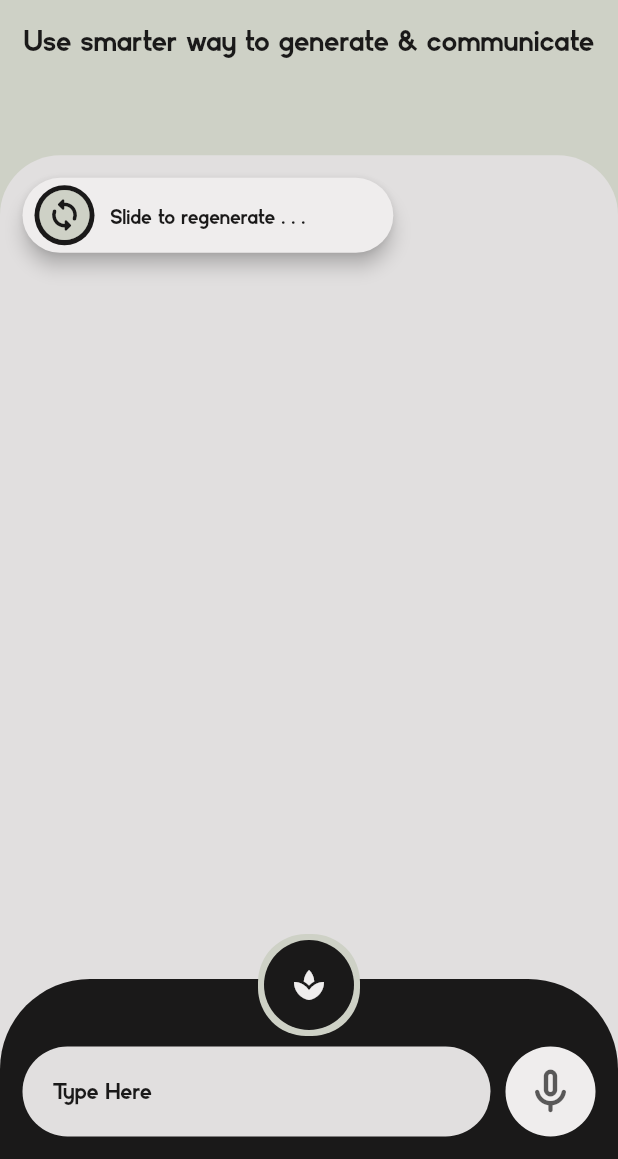
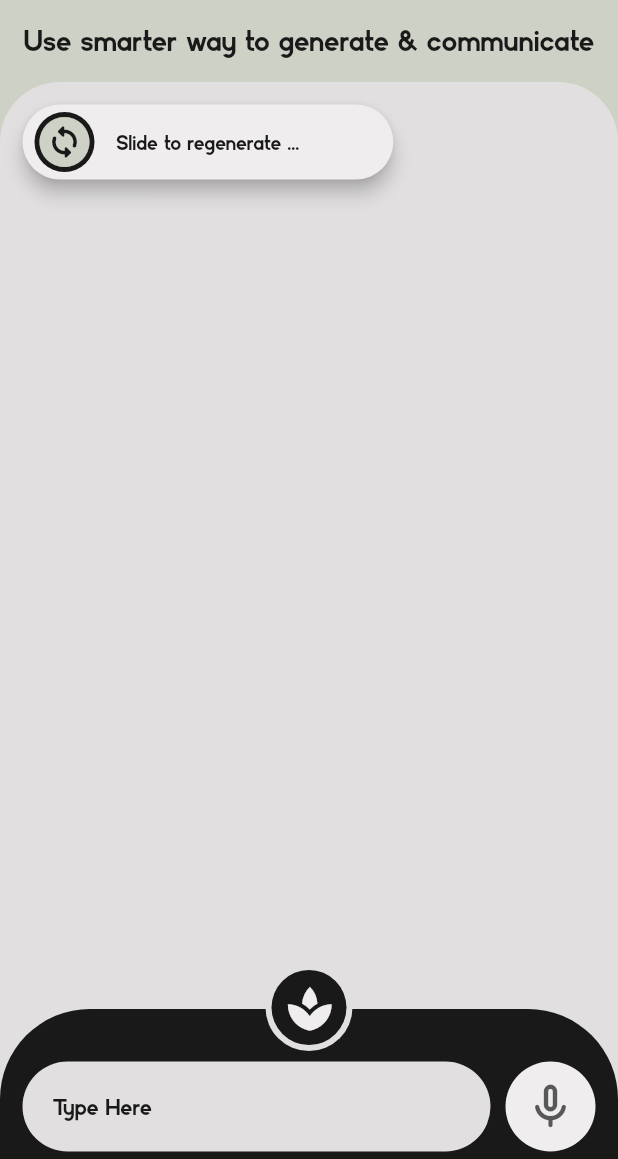
Before and after one commit to HrutujaP/Howie, a Flutter app: the screen it shows after launch, on a phone screen of 412 x 824 dp, the part 77-1236 px from its top. Run offline on Flutter 3.47's test engine with Material 2 defaults, Android fonts, the phone set to English and light mode, and no system bars; drawn by our look-alikes of slide_to_act; our stand-ins replace firebase_core; accounts and stored records are empty.

Commit message:
connected the backend to the chat screen

```diff
--- /dev/null
+++ b/lib/functions.dart
@@ -0,0 +1,35 @@
+import 'dart:convert';
+import 'package:http/http.dart' as http;
+
+Future<String> sendQuery(String query) async {
+  // print(query);
+  var url = 'https://howiebackend.onrender.com/api/query/message';
+
+  var data = {'prompt': query};
+  try {
+    String reply = await http
+        .post(Uri.parse(url),
+            headers: {
+              'Content-Type': 'application/json',
+              'Accept': 'application/json'
+            },
+            body: jsonEncode(data))
+        .then((response) {
+      print('Response status: ${response.statusCode}');
+      print('Response body: ${response.body}');
+
+      Map<String, dynamic> body = jsonDecode(response.body)['message'];
+      String reply = body['content'];
+      // reply = reply.replaceAll(RegExp(r"\t|\n"), "");
+
+      return reply.substring(2);
+    });
+
+    return reply;
+  } catch (e) {
+    print(e);
+    return 'Error';
+  }
+
+  // print(response.body);
+}
--- a/lib/main.dart
+++ b/lib/main.dart
@@ -1,3 +1,5 @@
+// ignore_for_file: depend_on_referenced_packages
+
 import 'package:flutter/material.dart';
 import 'package:firebase_core/firebase_core.dart';
 import 'package:flutter/services.dart';
@@ -21,7 +23,7 @@ class MyApp extends StatelessWidget {
       initialRoute: ChatScreen.id,
       routes: {
         ChatScreen.id : (context) => const ChatScreen(),
-        HomeScreen.id: (context) => const HomeScreen(),
+        HomeScreen.id: (context) =>  HomeScreen(),
       },
     );
   }
--- a/lib/screens/ChatScreen/chatscreen.dart
+++ b/lib/screens/ChatScreen/chatscreen.dart
@@ -1,5 +1,8 @@
+import 'package:howie/functions.dart';
+import 'package:howie/screens/ChatScreen/components/topWidget.dart';
 import 'package:flutter/material.dart';
 import 'package:howie/constants.dart';
+import 'package:howie/screens/ChatScreen/components/bottomQueryBar.dart';
 import 'package:howie/screens/ChatScreen/components/slider.dart';
 
 class ChatScreen extends StatefulWidget {
@@ -12,6 +15,26 @@ class ChatScreen extends StatefulWidget {
 }
 
 class _ChatScreenState extends State<ChatScreen> {
+  TextEditingController _queryController = TextEditingController();
+  String query = "";
+  String reply = "";
+  bool isWaiting = false;
+
+  void onPressed() async {
+    setState(() {
+      isWaiting = true;
+      query = "${_queryController.text} -";
+      _queryController.clear();
+    });
+    sendQuery(query).then((value) {
+      setState(() {
+        reply = value;
+        isWaiting = false;
+      });
+    });
+    // print("query : $query");
+  }
+
   @override
   Widget build(BuildContext context) {
     return Scaffold(
@@ -19,84 +42,10 @@ class _ChatScreenState extends State<ChatScreen> {
       body: SafeArea(
         child: Column(
           children: [
-            Padding(
-              padding:
-                  const EdgeInsets.symmetric(vertical: 15.0, horizontal: 10),
-              child: Row(
+            const TopWidget(),
+            Expanded(
+              child: Stack(
                 children: [
-                  Text(
-                    "Howie.Ai",
-                    style: fontstyle(30, weight: FontWeight.w500)
-                        .copyWith(color: kColor2, letterSpacing: 2),
-                  ),
-                  Icon(
-                    Icons.arrow_outward_rounded,
-                    size: 30,
-                    color: kColor2,
-                  ),
-                  const Spacer(),
-                  Container(
-                    decoration: BoxDecoration(
-                      color: kColor5,
-                      borderRadius: BorderRadius.circular(30),
-                    ),
-                    child: Padding(
-                      padding: const EdgeInsets.symmetric(
-                          vertical: 4.0, horizontal: 6),
-                      child: Row(
-                        children: [
-                          Container(
-                            decoration: BoxDecoration(
-                              color: kColor1,
-                              borderRadius: BorderRadius.circular(25),
-                            ),
-                            child: Padding(
-                              padding: const EdgeInsets.all(2.0),
-                              child: Icon(
-                                Icons.person,
-                                color: kColor2,
-                              ),
-                            ),
-                          ),
-                          const SizedBox(
-                            width: 5,
-                          ),
-                          Text("Hey, There",
-                              style: fontstyle(20, weight: FontWeight.w500)
-                                  .copyWith(color: kColor2)),
-                        ],
-                      ),
-                    ),
-                  ),
-                  const SizedBox(
-                    width: 10,
-                  ),
-                  Container(
-                    decoration: BoxDecoration(
-                      color: kColor2,
-                      borderRadius: BorderRadius.circular(30),
-                    ),
-                    child: Padding(
-                      padding: const EdgeInsets.all(6.0),
-                      child: Icon(
-                        Icons.discord_outlined,
-                        color: kColor1,
-                      ),
-                    ),
-                  )
-                ],
-              ),
-            ),
-
-            Padding(
-              padding: const EdgeInsets.symmetric(horizontal: 10),
-              child: Text(
-                "Use smarter way to generate & communicate",
-                softWrap: true,
-                style: fontstyle(23).copyWith(color: kColor2),
-              ),
-            ),
-            const Spacer(),
                   Container(
                     decoration: BoxDecoration(
                       color: kColor5,
@@ -105,7 +54,6 @@ class _ChatScreenState extends State<ChatScreen> {
                         topRight: Radius.circular(40),
                       ),
                     ),
-              height: MediaQuery.of(context).size.height * 0.63,
                     width: double.infinity,
                     child: Padding(
                       padding: const EdgeInsets.all(15.0),
@@ -114,108 +62,42 @@ class _ChatScreenState extends State<ChatScreen> {
                         children: [
                           SizedBox(
                               width: MediaQuery.of(context).size.width * 0.6,
-                        child: SliderWidget())
+                              child: const SliderWidget()),
+                          const SizedBox(height: 15),
+                          Text(query,
+                              style: fontstyle(25, weight: FontWeight.w500)
+                                  .copyWith(color: kColor2)),
+                          const SizedBox(height: 10),
+                          !isWaiting
+                              ? SizedBox(
+                                  height:
+                                      MediaQuery.of(context).size.height * 0.5,
+                                  child: SingleChildScrollView(
+                                    physics: const BouncingScrollPhysics(),
+                                    scrollDirection: Axis.vertical,
+                                    child: Text(reply,
+                                        softWrap: true,
+                                        style: fontstyle(20).copyWith(
+                                            color: kColor2.withOpacity(0.5))),
+                                  ),
+                                )
+                              : Center(
+                                  child: CircularProgressIndicator(
+                                    color: kColor2.withOpacity(0.7),
+                                  ),
+                                ),
+                          const SizedBox(height: 10),
                         ],
                       ),
                     ),
                   ),
-            Container(
-              color: kColor5,
-              child: SizedBox(
-                height: 150,
-                child: Stack(alignment: Alignment.topCenter, children: [
-                  Positioned(
-                    bottom: 0,
-                    child: Container(
-                      width: MediaQuery.of(context).size.width,
-                      height: 120,
-                      decoration: BoxDecoration(
-                        color: kColor2,
-                        borderRadius: const BorderRadius.only(
-                          topLeft: Radius.circular(60),
-                          topRight: Radius.circular(60),
-                        ),
-                      ),
-                      child: Padding(
-                        padding: const EdgeInsets.only(
-                            top: 30.0, left: 15, right: 15),
-                        child: Row(
-                          children: [
-                            Expanded(
-                              flex: 4,
-                              child: SizedBox(
-                                // height: 60,
-                                child: TextField(
-                                  decoration: InputDecoration(
-                                    filled: true,
-                                    fillColor: kColor5,
-                                    hintText: "Type Here",
-                                    hintStyle:
-                                        fontstyle(18, weight: FontWeight.w500)
-                                            .copyWith(color: kColor2),
-                                    border: OutlineInputBorder(
-                                      borderRadius: BorderRadius.circular(30),
-                                      borderSide: BorderSide.none,
-                                    ),
-                                    contentPadding: const EdgeInsets.symmetric(
-                                        horizontal: 20, vertical: 20),
-                                  ),
-                                ),
-                              ),
-                            ),
-                            const SizedBox(
-                              width: 10,
-                            ),
-                            Container(
-                              height: 60,
-                              width: 60,
-                              decoration: BoxDecoration(
-                                color: kColor1,
-                                borderRadius: BorderRadius.circular(30),
-                              ),
-                              child: Padding(
-                                padding: const EdgeInsets.all(10.0),
-                                child: Icon(
-                                  Icons.mic_none_rounded,
-                                  color: kColor2.withOpacity(0.7),
-                                  size: 36,
-                                ),
-                              ),
-                            )
+                  Align(
+                      alignment: Alignment.bottomCenter,
+                      child: BottomQueryBar(
+                          controller: _queryController, onPressed: onPressed)),
                 ],
               ),
             ),
-                    ),
-                  ),
-                  Positioned(
-                    top: 0,
-                    child: GestureDetector(
-                      onTap: () {
-                        // Navigator.pop(context);
-                      },
-                      child: Container(
-                        decoration: BoxDecoration(
-                          color: kColor4,
-                          borderRadius: BorderRadius.circular(32),
-                        ),
-                        child: Padding(
-                          padding: const EdgeInsets.all(4.0),
-                          child: Container(
-                            width: 60,
-                            height: 60,
-                            decoration: BoxDecoration(
-                              color: kColor2,
-                              borderRadius: BorderRadius.circular(30),
-                            ),
-                            child: Icon(Icons.spa, color: kColor1),
-                          ),
-                        ),
-                      ),
-                    ),
-                  ),
-                ]),
-              ),
-            )
             // )
           ],
         ),
--- /dev/null
+++ b/lib/screens/ChatScreen/components/bottomQueryBar.dart
@@ -0,0 +1,119 @@
+// ignore_for_file: file_names
+
+import 'package:flutter/material.dart';
+import 'package:howie/constants.dart';
+
+class BottomQueryBar extends StatefulWidget {
+  final TextEditingController controller;
+  final Function onPressed;
+
+  const BottomQueryBar({
+    required this.onPressed,
+    required this.controller,
+    super.key,
+  });
+
+  @override
+  State<BottomQueryBar> createState() => _BottomQueryBarState();
+}
+
+class _BottomQueryBarState extends State<BottomQueryBar> {
+  @override
+  Widget build(BuildContext context) {
+    return SizedBox(
+      height: 130,
+      child: Stack(alignment: Alignment.topCenter, children: [
+        Positioned(
+          bottom: 0,
+          child: Container(
+            width: MediaQuery.of(context).size.width,
+            height: 100,
+            decoration: BoxDecoration(
+              color: kColor2,
+              borderRadius: const BorderRadius.only(
+                topLeft: Radius.circular(60),
+                topRight: Radius.circular(60),
+              ),
+            ),
+            child: Padding(
+              padding: const EdgeInsets.only(top: 30.0, left: 15, right: 15),
+              child: Row(
+                children: [
+                  Expanded(
+                    flex: 4,
+                    child: SizedBox(
+                      // height: 60,
+                      child: TextField(
+                        controller: widget.controller,
+                        style: fontstyle(20).copyWith(color: kColor2),
+                        decoration: InputDecoration(
+                          filled: true,
+                          fillColor: kColor5,
+                          hintText: "Type Here",
+                          hintStyle: fontstyle(18, weight: FontWeight.w500)
+                              .copyWith(color: kColor2),
+                          border: OutlineInputBorder(
+                            borderRadius: BorderRadius.circular(30),
+                            borderSide: BorderSide.none,
+                          ),
+                          contentPadding: const EdgeInsets.symmetric(
+                              horizontal: 20, vertical: 20),
+                        ),
+                      ),
+                    ),
+                  ),
+                  const SizedBox(
+                    width: 10,
+                  ),
+                  Container(
+                    height: 60,
+                    width: 60,
+                    decoration: BoxDecoration(
+                      color: kColor1,
+                      borderRadius: BorderRadius.circular(30),
+                    ),
+                    child: Padding(
+                      padding: const EdgeInsets.all(10.0),
+                      child: Icon(
+                        Icons.mic_none_rounded,
+                        color: kColor2.withOpacity(0.7),
+                        size: 36,
+                      ),
+                    ),
+                  )
+                ],
+              ),
+            ),
+          ),
+        ),
+        Positioned(
+          top: 0,
+          child: Container(
+            decoration: BoxDecoration(
+              color: kColor5,
+              borderRadius: BorderRadius.circular(30),
+            ),
+            child: Padding(
+              padding: const EdgeInsets.all(4.0),
+              child: Container(
+                width: 50,
+                height: 50,
+                decoration: BoxDecoration(
+                  color: kColor2,
+                  borderRadius: BorderRadius.circular(25),
+                ),
+                child: IconButton(
+                    iconSize: 35,
+                    icon: const Icon(Icons.spa),
+                    color: kColor1,
+                    onPressed: () {
+                      widget.onPressed();
+                    }),
+              ),
+            ),
+          ),
+        ),
+      ]),
+    );
+  }
+}
--- a/lib/screens/ChatScreen/components/slider.dart
+++ b/lib/screens/ChatScreen/components/slider.dart
@@ -27,7 +27,7 @@ class _SliderWidgetState extends State<SliderWidget> {
         color: kColor4,
         size: 40,
       ),
-      text: "Slide to regenerate . . .",
+      text: "Slide to regenerate ...",
       textStyle:
           fontstyle(16, weight: FontWeight.w500).copyWith(color: kColor2),
       // onSubmit: () {
--- /dev/null
+++ b/lib/screens/ChatScreen/components/topWidget.dart
@@ -0,0 +1,97 @@
+import 'package:flutter/material.dart';
+import 'package:howie/constants.dart';
+
+
+class TopWidget extends StatelessWidget {
+  const TopWidget({
+    super.key,
+  });
+
+  @override
+  Widget build(BuildContext context) {
+    return Column(
+      children: [
+        Padding(
+          padding:
+              const EdgeInsets.symmetric(vertical: 15.0, horizontal: 10),
+          child: Row(
+            children: [
+              Text(
+                "Howie.Ai",
+                style: fontstyle(30, weight: FontWeight.w500)
+                    .copyWith(color: kColor2, letterSpacing: 2),
+              ),
+              Icon(
+                Icons.arrow_outward_rounded,
+                size: 30,
+                color: kColor2,
+              ),
+              const Spacer(),
+              Container(
+                decoration: BoxDecoration(
+                  color: kColor5,
+                  borderRadius: BorderRadius.circular(30),
+                ),
+                child: Padding(
+                  padding: const EdgeInsets.symmetric(
+                      vertical: 4.0, horizontal: 6),
+                  child: Row(
+                    children: [
+                      Container(
+                        decoration: BoxDecoration(
+                          color: kColor1,
+                          borderRadius: BorderRadius.circular(25),
+                        ),
+                        child: Padding(
+                          padding: const EdgeInsets.all(2.0),
+                          child: Icon(
+                            Icons.person,
+                            color: kColor2,
+                          ),
+                        ),
+                      ),
+                      const SizedBox(
+                        width: 5,
+                      ),
+                      Text("Hey, There",
+                          style: fontstyle(20, weight: FontWeight.w500)
+                              .copyWith(color: kColor2)),
+                    ],
+                  ),
+                ),
+              ),
+              const SizedBox(
+                width: 10,
+              ),
+              Container(
+                decoration: BoxDecoration(
+                  color: kColor2,
+                  borderRadius: BorderRadius.circular(30),
+                ),
+                child: Padding(
+                  padding: const EdgeInsets.all(6.0),
+                  child: Icon(
+                    Icons.discord_outlined,
+                    color: kColor1,
+                  ),
+                ),
+              )
+            ],
+          ),
+        ),
+
+        Padding(
+          padding: const EdgeInsets.symmetric(horizontal: 10),
+          child: Text(
+            "Use smarter way to generate & communicate",
+            softWrap: true,
+            style: fontstyle(23).copyWith(color: kColor2),
+          ),
+        ),
+        const SizedBox(
+          height: 15,
+        ),
+      ],
+    );
+  }
+}
--- a/lib/screens/HomeScreen/homescreen.dart
+++ b/lib/screens/HomeScreen/homescreen.dart
@@ -7,6 +7,7 @@ class HomeScreen extends StatelessWidget {
   static const id = 'homeScreen';
 
   const HomeScreen({super.key});
+
 
   @override
   Widget build(BuildContext context) {
@@ -45,8 +46,8 @@ class HomeScreen extends StatelessWidget {
                     ],
                   ),
                 ),
-                Spacer(),
-                SliderWidget(),
+                const Spacer(),
+                const SliderWidget(),
               ],
             ),
           )
```
Lines whose indentation alone changed are shown as unchanged.
